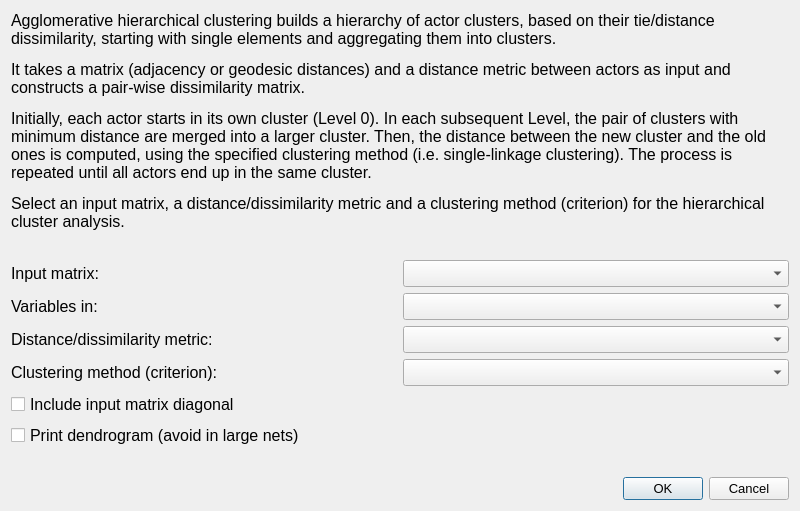
This is src/forms/dialogclusteringhierarchical.ui in socnetv/app as Qt 5 draws it before an edit. The edited form follows.
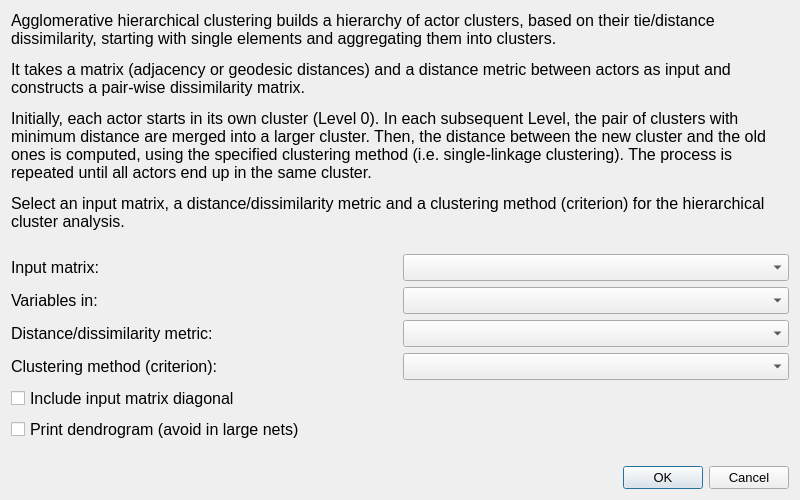
This is the edited form.

Diff of the .ui file:
```diff
--- a/src/forms/dialogclusteringhierarchical.ui
+++ b/src/forms/dialogclusteringhierarchical.ui
@@ -10,7 +10,7 @@
     <x>0</x>
     <y>0</y>
     <width>800</width>
-    <height>511</height>
+    <height>500</height>
    </rect>
   </property>
   <property name="sizePolicy">
@@ -21,8 +21,8 @@
   </property>
   <property name="minimumSize">
    <size>
-    <width>650</width>
-    <height>460</height>
+    <width>700</width>
+    <height>500</height>
    </size>
   </property>
   <property name="maximumSize">
```
